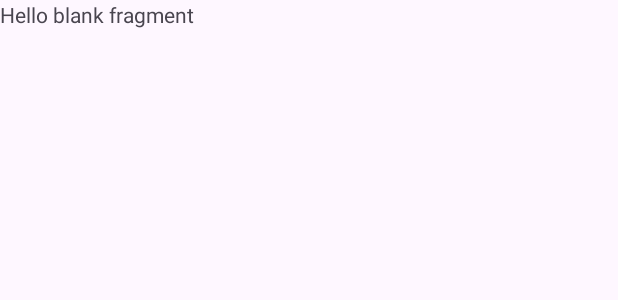
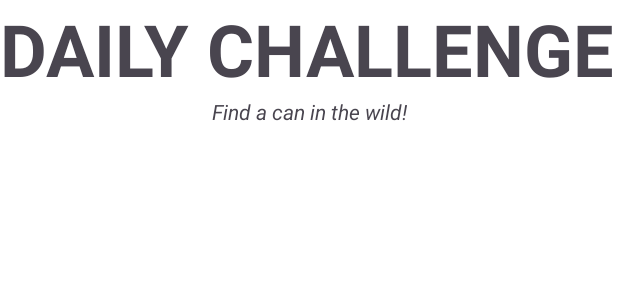
Before and after one commit to Robinjakobsson/PhotoQuestV3, an Android app: the layout fragment_home.xml on its own in the app's theme, with its tools: preview values and no code run, on a phone screen of 412 x 824 dp. Shown: the top 300 px of the screen. Run offline under Robolectric (Android 15) with nearby library versions, the phone set to English and light mode, and no system bars.

Commit message:
Fixed RecyclerView placement and Designed HomeFragment where the Feed is gonna be

```diff
--- a/app/src/main/res/layout/fragment_home.xml
+++ b/app/src/main/res/layout/fragment_home.xml
@@ -1,14 +1,46 @@
 <?xml version="1.0" encoding="utf-8"?>
-<FrameLayout xmlns:android="http://schemas.android.com/apk/res/android"
+<androidx.constraintlayout.widget.ConstraintLayout xmlns:android="http://schemas.android.com/apk/res/android"
     xmlns:tools="http://schemas.android.com/tools"
     android:layout_width="match_parent"
     android:layout_height="match_parent"
+    xmlns:app="http://schemas.android.com/apk/res-auto"
+    android:orientation="vertical"
+    android:background="@color/white"
     tools:context=".Fragments.HomeFragment">
 
-    <!-- TODO: Update blank fragment layout -->
     <TextView
+        android:id="@+id/header_tv"
         android:layout_width="match_parent"
-        android:layout_height="match_parent"
-        android:text="@string/hello_blank_fragment" />
+        android:layout_height="wrap_content"
+        android:text="DAILY CHALLENGE"
+        android:textStyle="bold"
+        android:textSize="48sp"
+        app:layout_constraintLeft_toLeftOf="parent"
+        app:layout_constraintRight_toRightOf="parent"
+        app:layout_constraintTop_toTopOf="parent"/>
 
-</FrameLayout>
+    <TextView
+        android:id="@+id/daily_challenge_tv"
+        android:layout_width="wrap_content"
+        android:layout_height="wrap_content"
+        tools:text="Find a can in the wild!"
+        android:textStyle="italic"
+        app:layout_constraintTop_toBottomOf="@id/header_tv"
+        app:layout_constraintRight_toRightOf="parent"
+        app:layout_constraintLeft_toLeftOf="parent"/>
+
+    <androidx.recyclerview.widget.RecyclerView
+        android:id="@+id/recyclerView"
+        android:layout_width="0dp"
+        android:layout_height="0dp"
+        app:layout_constraintTop_toBottomOf="@id/daily_challenge_tv"
+        app:layout_constraintLeft_toLeftOf="parent"
+        app:layout_constraintRight_toRightOf="parent"
+        app:layout_constraintBottom_toBottomOf="parent"/>
+
+
+
+
+
+
+</androidx.constraintlayout.widget.ConstraintLayout>
```
Also changed, not shown: app/src/main/java/com/example/photoquestv3/Fragments/HomeFragment.kt (+26 -3 lines), app/src/main/java/com/example/photoquestv3/Views/FeedActivity.kt (+4 -15 lines), app/src/main/java/com/example/photoquestv3/Views/HomeActivity.kt (+2 -6 lines).
